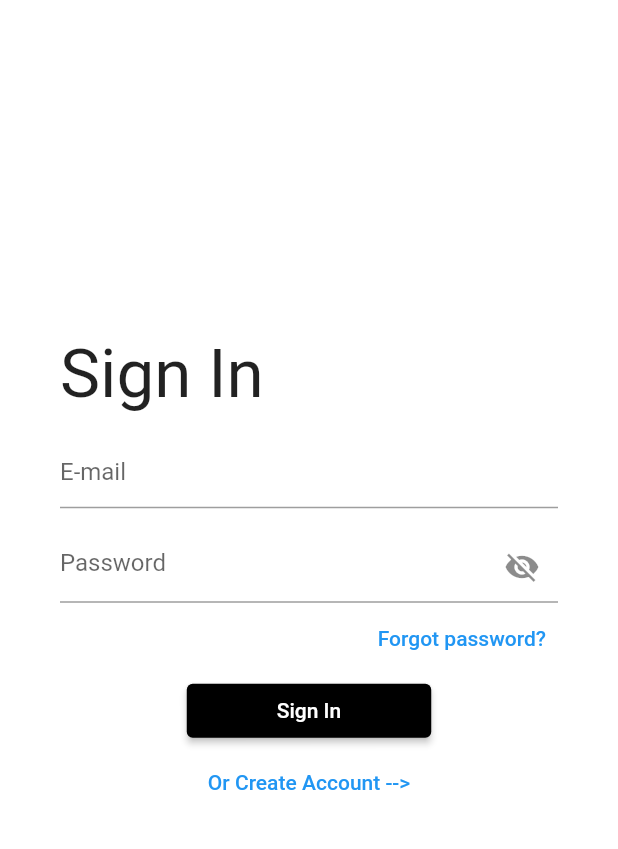
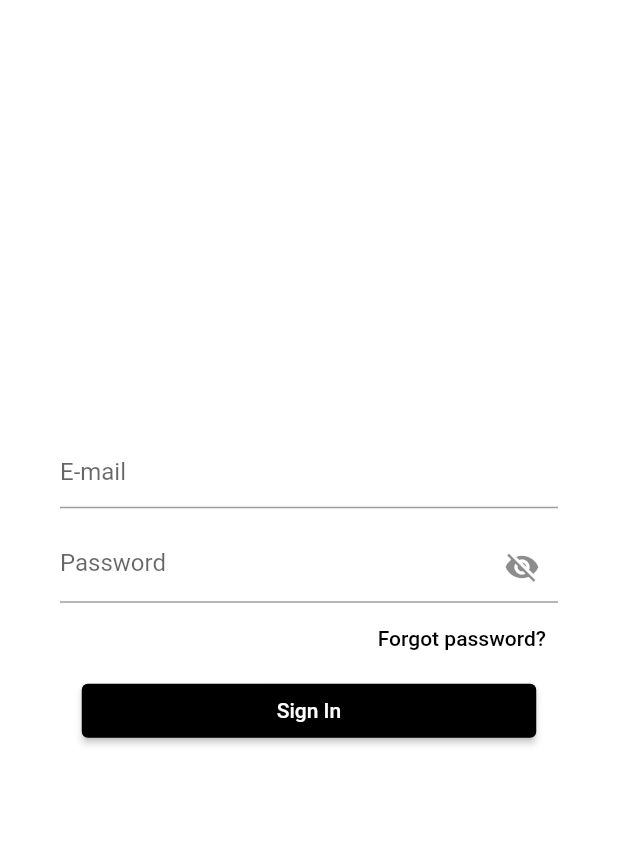
Before and after one commit to sahilgithub908/babysteps, a Flutter app: the LandingPage screen opened directly, after a tap on "Sign In", on a phone screen of 412 x 824 dp, the part 237-1086 px from its top. Run offline on Flutter 3.47's test engine with Material 2 defaults, Android fonts, the light colour scheme and no system bars.

Commit message:
modify commit

```diff
--- a/lib/landing.dart
+++ b/lib/landing.dart
@@ -47,7 +47,7 @@ class _LandingPageState extends State<LandingPage> {
                     child: ElevatedButton(
                         style: TextButton.styleFrom(
                             backgroundColor: Colors.black,
-                            padding: EdgeInsets.symmetric(vertical: 5,horizontal: 60)
+                            padding: EdgeInsets.symmetric(vertical: 5,horizontal: 130)
                         ),
                         onPressed: (){
                           Navigator.push(context, MaterialPageRoute(builder: (context)=>LoginPage()));
@@ -58,7 +58,7 @@ class _LandingPageState extends State<LandingPage> {
                     children: [
                       TextButton(onPressed: (){
                         Navigator.push(context,MaterialPageRoute(builder: (context)=>SignUpPage()));
-                      }, child: Text("Or Create Account -->"))
+                      }, child: Text("                                                Or Create Account >", style: TextStyle(color: Colors.black,fontSize:14,)))
                     ],
                   )
                 ],
--- a/lib/main.dart
+++ b/lib/main.dart
@@ -26,7 +26,7 @@ class _LoginPageState extends State<LoginPage> {
           children: [
             Padding(
               padding: const EdgeInsets.only(top: 40,left: 40),
-              child: Text("\nBabySteps",style: TextStyle(color: Colors.white,fontSize: 50,fontWeight: FontWeight.w300),),
+              child: Text("\nWelcome\nBack!",style: TextStyle(color: Colors.white,fontSize: 50,fontWeight: FontWeight.w300),) ,
             )
             ,         Container(
               padding: EdgeInsets.symmetric(horizontal: 40,vertical: 10),
@@ -40,7 +40,7 @@ class _LoginPageState extends State<LoginPage> {
               child: Column(
                 crossAxisAlignment: CrossAxisAlignment.start,
                 children: [
-                  Text("Sign In",style: TextStyle(fontSize: 45,fontWeight: FontWeight.w400),),
+                  Text("",style: TextStyle(fontSize: 45,fontWeight: FontWeight.w400),),
                   SizedBox(height: 15,),
                   TextField(
                     decoration: InputDecoration(
@@ -62,26 +62,19 @@ class _LoginPageState extends State<LoginPage> {
                   ),
                   Align(
                     alignment: Alignment.centerRight,
-                    child: TextButton(onPressed: (){},child: Text("Forgot password?"),),
+                    child: TextButton(onPressed: (){},child: Text("Forgot password?", style: TextStyle(color: Colors.black,fontSize:14,)),),
                   ),
                   Center(
                     child: ElevatedButton(
                         style: TextButton.styleFrom(
                             backgroundColor: Colors.black,
-                            padding: EdgeInsets.symmetric(vertical: 5,horizontal: 60)
+                            padding: EdgeInsets.symmetric(vertical: 5,horizontal: 130)
                         ),
                         onPressed: (){
                           Navigator.push(context, MaterialPageRoute(builder: (context)=>LandingPage()));
                         }, child: Text("Sign In")),
                   ),
-                  Row(
-                    mainAxisAlignment: MainAxisAlignment.center,
-                    children: [
-                      TextButton(onPressed: (){
-                        Navigator.push(context,MaterialPageRoute(builder: (context)=>SignUpPage()));
-                      }, child: Text("Or Create Account -->"))
-                    ],
-                  )
+
                 ],
               ),
             )
--- a/lib/signUp.dart
+++ b/lib/signUp.dart
@@ -92,7 +92,7 @@ class _SignUpPageState extends State<SignUpPage> {
                     child: ElevatedButton(
                         style: TextButton.styleFrom(
                             backgroundColor: Colors.black,
-                            padding: EdgeInsets.symmetric(vertical: 5,horizontal: 60)
+                            padding: EdgeInsets.symmetric(vertical: 5,horizontal: 130)
                         ),
                         onPressed: (){
                           if(password.text != confirmPassword.text){
@@ -116,7 +116,7 @@ class _SignUpPageState extends State<SignUpPage> {
                       Text("Already have an account?"),
                       TextButton(onPressed: (){
                         Navigator.push(context, MaterialPageRoute(builder: (context)=>LoginPage()));
-                      }, child: Text("Sign In ->"))
+                      }, child: Text("                     Sign In >", style: TextStyle(color: Colors.black,fontSize:14,)))
                     ],
                   )
                 ],
```
